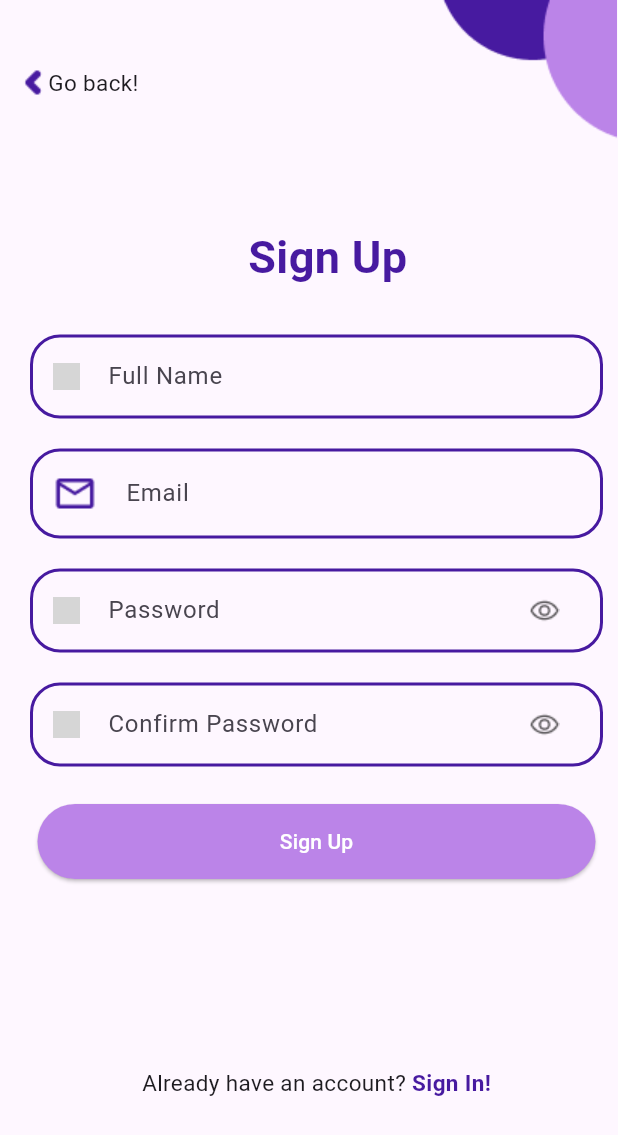
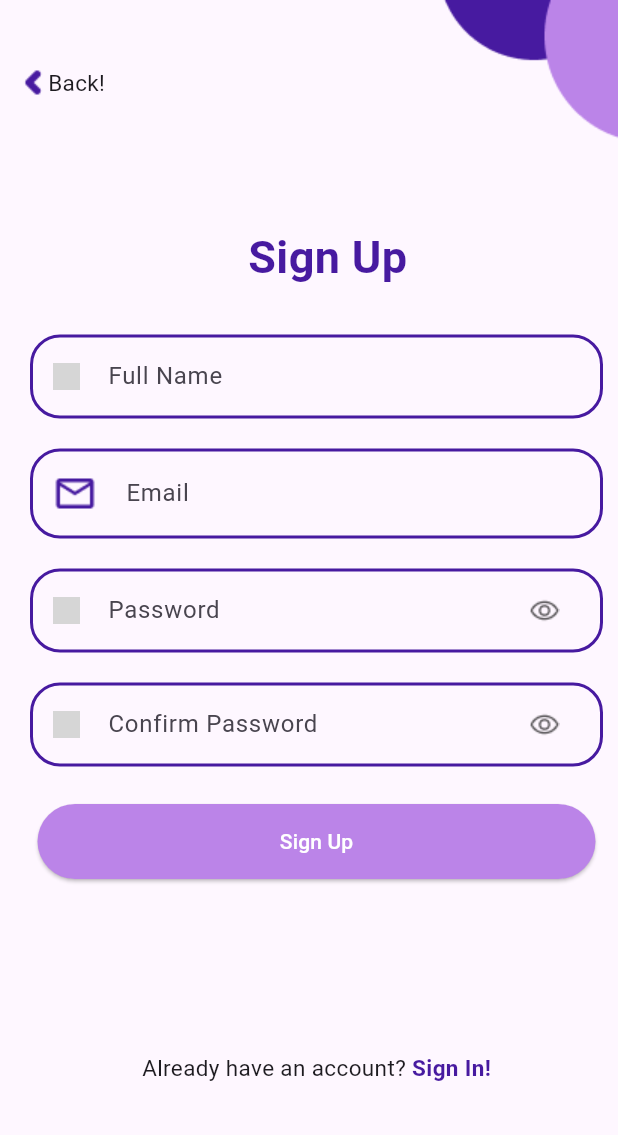
Before and after one commit to WolfofFuture/mobile-app, a Flutter app: the Register_View screen opened directly, on a phone screen of 412 x 824 dp. Shown: the top 1135 px of the screen. Run offline on Flutter 3.47's test engine with Material 3 defaults, Android fonts, the phone set to English and light mode, and no system bars; our stand-ins replace shared_preferences; accounts and stored records are empty; grey boxes are pictures that could not be loaded.

```diff
--- a/lib/views/login/logged_in.dart
+++ b/lib/views/login/logged_in.dart
@@ -5,6 +5,7 @@ import 'package:dsw_51781/views/widgets/basic_sign_in.dart';
 import 'package:dsw_51781/views/widgets/basic_text.dart';
 import 'package:flutter/foundation.dart';
 import 'package:flutter/material.dart';
+import 'package:shared_preferences/shared_preferences.dart';
 
 class Logged_In extends StatelessWidget{
   const Logged_In({super.key});
--- a/lib/views/login/login_view.dart
+++ b/lib/views/login/login_view.dart
@@ -6,7 +6,9 @@ import 'package:dsw_51781/views/widgets/basic_text.dart';
 import 'package:dsw_51781/views/widgets/basic_text_form_field.dart';
 import 'package:flutter/material.dart';
 import 'package:dsw_51781/utils/my_colors.dart';
-//import 'package:dsw_51781/views/register/register_view.dart';
+import 'package:dsw_51781/views/register/register_view.dart';
+import 'package:shared_preferences/shared_preferences.dart';
+
 
 class Login_View extends StatefulWidget {
   const Login_View({super.key});
--- a/lib/views/register/register_view.dart
+++ b/lib/views/register/register_view.dart
@@ -8,23 +8,30 @@ import 'package:dsw_51781/views/widgets/basic_text.dart';
 import 'package:dsw_51781/views/widgets/basic_text_form_field.dart';
 import 'package:flutter/foundation.dart';
 import 'package:flutter/material.dart';
+import 'package:shared_preferences/shared_preferences.dart';
 
-class Register_View extends StatelessWidget {
+import '../../utils/my_colors.dart';
+
+class Register_View extends StatefulWidget {
   const Register_View({super.key});
 
+  @override
+  State<Register_View> createState() => _Register_ViewState();
+}
+
+class _Register_ViewState extends State<Register_View> {
   @override
   Widget build(BuildContext context) {
     final width = Extensions.width(context);
     return SafeArea(
       child: Scaffold(
-
         body:
           //width < 800 ? Placeholder() : Placeholder(color: Colors.yellow)
         SingleChildScrollView(
           child: Column(
-           // crossAxisAlignment: CrossAxisAlignment.start,
             children: [
               Row(
+                mainAxisAlignment: MainAxisAlignment.spaceBetween,
                 children: [
                   Padding(
                     padding: const EdgeInsets.only(left: 12,top: 15),
@@ -32,14 +39,13 @@ class Register_View extends StatelessWidget {
                       child: Row(
                         children: [
                           Image.asset(MyImages.ico_back),
-                          BasicText(text: 'Go back!'),
+                          BasicText(text: 'Back!'),
                         ],),
                       onTap: () {
                         Navigator.pop(context);},),),
-                  Padding(
-                    padding: const EdgeInsets.only(left: 199),
-                    child: Image.asset(MyImages.Ellipse),
-                  ),
+                  Align(
+                    alignment: Alignment.topRight,
+                      child: Image.asset(MyImages.Ellipse)),
                 ],
               ),
               Padding(padding: const EdgeInsets.only(left: 25,top: 55),
@@ -52,8 +58,17 @@ class Register_View extends StatelessWidget {
                     BasicTextFormField(initialValue: 'Email',image1: Image.asset(MyImages.mail),),
                     BasicTextFormField(initialValue: 'Password',image1: Image.asset(MyImages.locky),image2: Image.asset(MyImages.ico_eye),),
                     BasicTextFormField(initialValue: 'Confirm Password',image1: Image.asset(MyImages.locky),image2: Image.asset(MyImages.ico_eye),),
-                    Basic_Sign_In(initialValue: 'Sign Up',),
-                    Padding(padding: const EdgeInsets.only(top:110),
+                    Center(
+                      child: Padding(padding: const EdgeInsets.all(15),
+                      child: ElevatedButton(style: ElevatedButton.styleFrom(
+                        backgroundColor:MyColors.violetColor,
+                        minimumSize: const Size(double.maxFinite, 50),
+                      ),onPressed: ()async{},
+                          child: Text('Sign Up',style: TextStyle(
+                            color: Colors.white,),)),),
+                    ),
+                    //Basic_Sign_In(initialValue: 'Sign Up',),
+                    Padding(padding: const EdgeInsets.only(top:100),
                     child: Row(
                       mainAxisAlignment: MainAxisAlignment.center,
                       children: [
--- a/lib/views/widgets/basic_sign_in.dart
+++ b/lib/views/widgets/basic_sign_in.dart
@@ -23,7 +23,8 @@ class Basic_Sign_In extends StatelessWidget{
                   child: Text(initialValue,
                   style: TextStyle(
                     color: Colors.white),),
-                    onPressed:(){
+                    onPressed:
+                        (){
                     Navigator.push(
                       context, MaterialPageRoute(
                       builder: (context)=>  Logged_In()));
--- a/pubspec.yaml
+++ b/pubspec.yaml
@@ -30,6 +30,7 @@ environment:
 dependencies:
   flutter:
     sdk: flutter
+  shared_preferences: ^2.3.3
 
 
   # The following adds the Cupertino Icons font to your application.
```
Also changed, not shown: lib/views/login/home.dart (added, +34 -0 lines), pubspec.lock.
